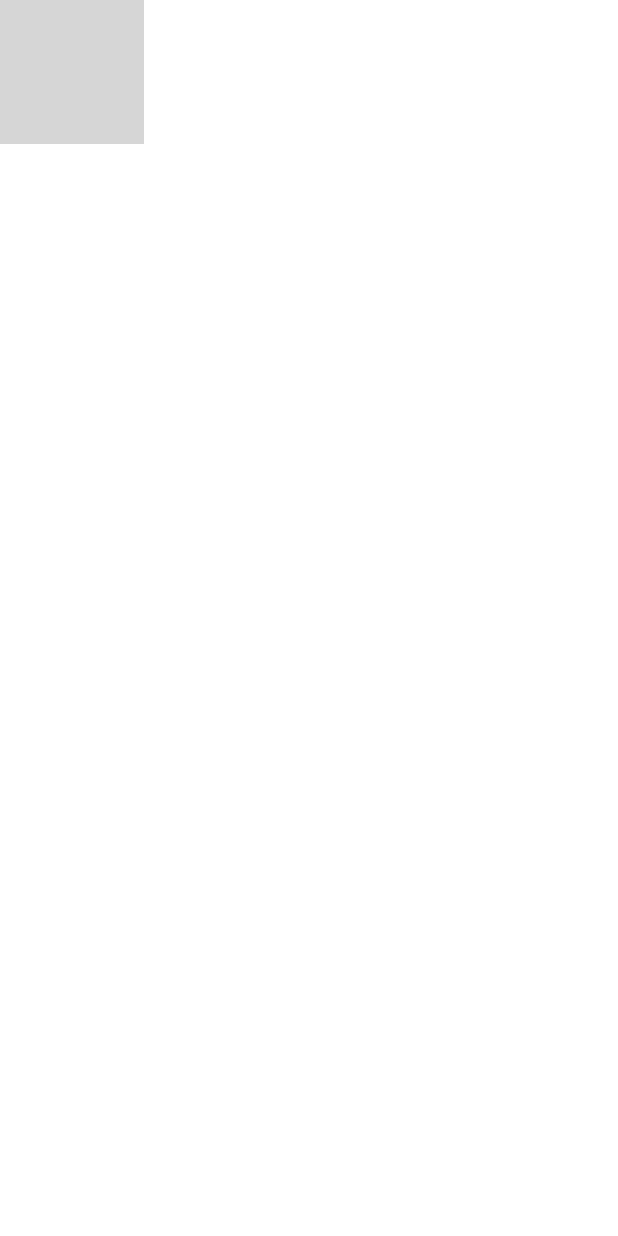
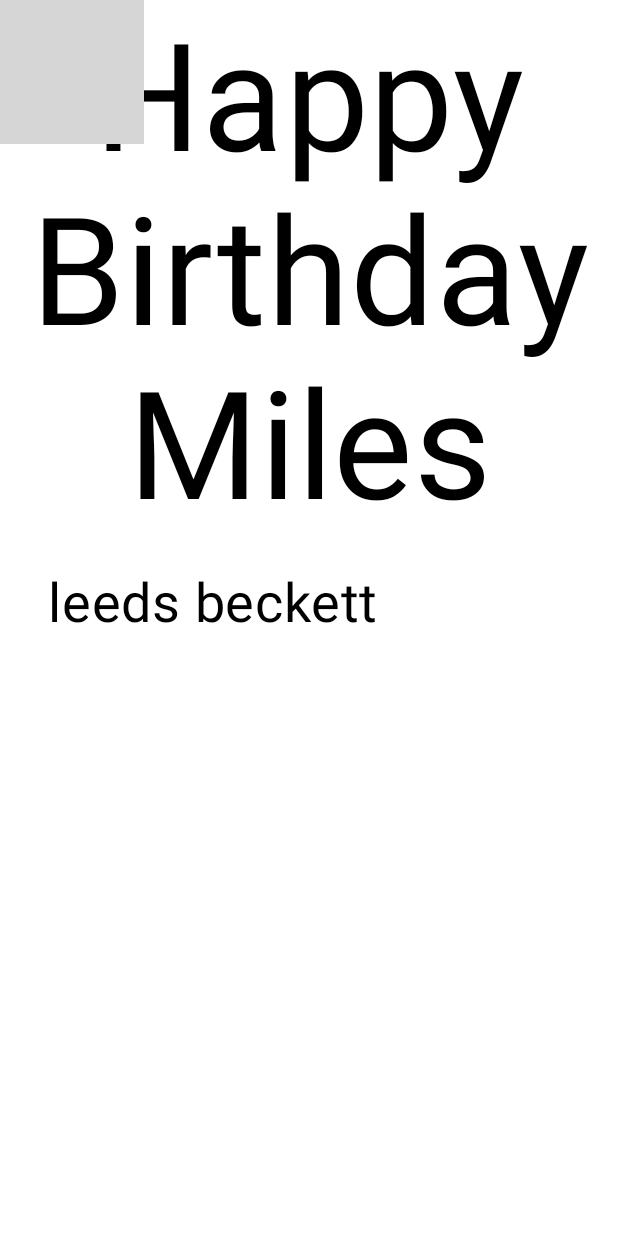
Before and after one commit to MilesEDev/cloneAndroidRepo, an Android app built with Jetpack Compose: the @Preview function GreetingPreview, on a phone screen of 412 x 824 dp. Run offline under Robolectric (Android 15) with nearby library versions, the phone set to English and light mode, and no system bars; grey boxes are pictures that could not be loaded.

Commit message:
corrected comment on columb

```diff
--- a/HappyBirthday/app/src/main/java/com/example/happybirthday/MainActivity.kt
+++ b/HappyBirthday/app/src/main/java/com/example/happybirthday/MainActivity.kt
@@ -6,6 +6,7 @@
 import androidx.activity.compose.setContent
 import androidx.compose.foundation.Image
 import androidx.compose.foundation.layout.Arrangement
+import androidx.compose.foundation.layout.Box
 import androidx.compose.foundation.layout.Column
 import androidx.compose.foundation.layout.Row
 import androidx.compose.foundation.layout.fillMaxSize
@@ -52,8 +53,9 @@
 
 
     Column(
-        verticalArrangement = Arrangement.Center,/*centers the columb on the page on the main axis
-        which for columb is the y axis as columbs go up to down */
+        verticalArrangement = Arrangement.Center,/*centers the columb on the vertical accsess
+        as it is changing the function parameter vertical arrangement before the trailing lambda
+        syntax*/
         modifier = modifier /*here the columb modifer is set to match the modifer sent in
         as a parameter*/
     ) {/*this makes the text go into a columb format with trailing lambda syntax used*/
@@ -90,14 +92,23 @@
 {
     val image=painterResource(R.drawable.androidparty)/*this uses the image resource uploaded
     earlier and stores it in a constant so that we can later use it*/
-    Image(
-        painter=image,
-        contentDescription = null/*this is set to null so that accessibility assistance does
+    Box(modifier)
+    {
+        Image(
+            painter = image,
+            contentDescription = null/*this is set to null so that accessibility assistance does
         not try and read out the background image*/
 
-    )
+        )
+        GreetingText(
+            message = message,
+            from = from,
+            modifier = Modifier
+                .fillMaxSize()
+                .padding(8.dp)
+        )
 
-
+    }
 
 }
 
```
